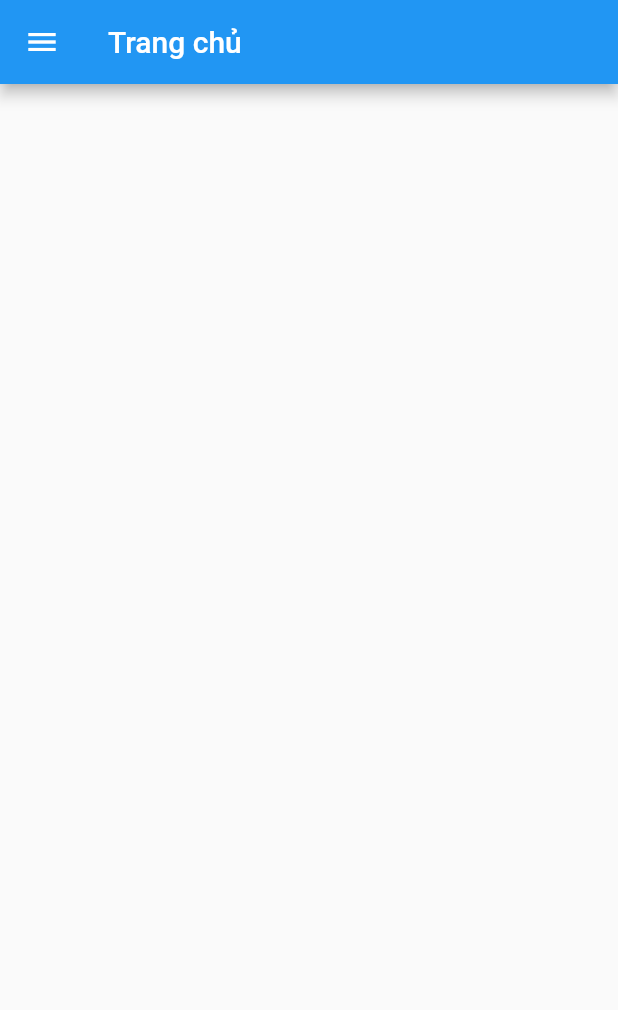
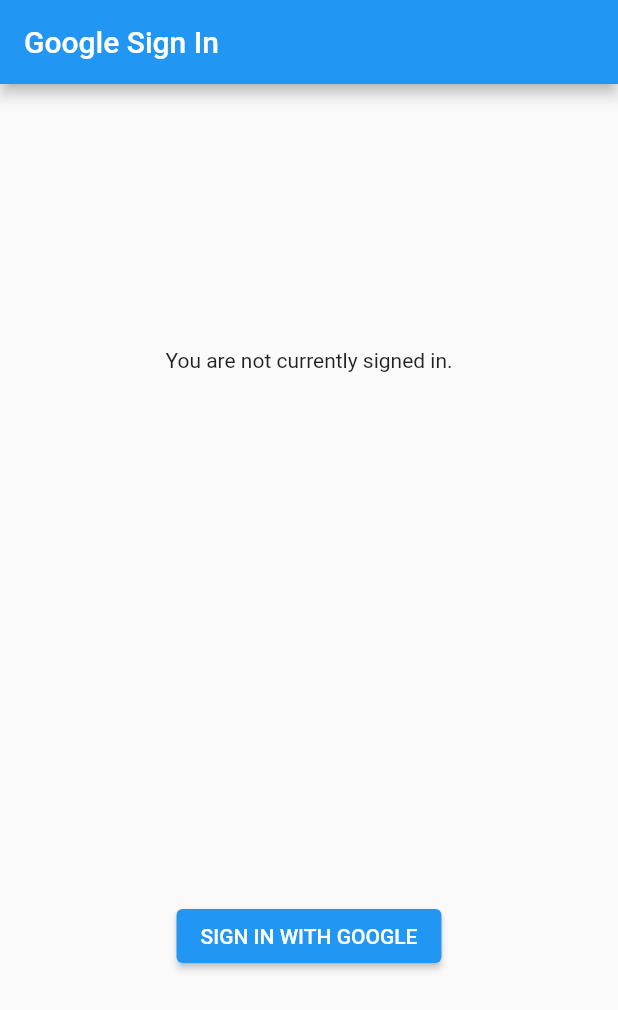
Before and after one commit to DucHienIT/ECardLearn, a Flutter app: the screen it shows after launch, on a phone screen of 412 x 824 dp. Shown: the top 1010 px of the screen. Run offline on Flutter 3.47's test engine with Material 2 defaults, Android fonts, the light colour scheme and no system bars; our stand-ins replace google_sign_in; missing offline and left inert: flash_card.

Commit message:
update page login

```diff
--- a/e_learn_flashcard/lib/main.dart
+++ b/e_learn_flashcard/lib/main.dart
@@ -1,4 +1,4 @@
-import 'package:e_learn_flashcard/pages/PageMenu.dart';
+import 'package:e_learn_flashcard/pages/PageLogin.dart';
 import 'package:flutter/material.dart';
 
 void main() => runApp(MyApp());
@@ -8,7 +8,7 @@
   Widget build(BuildContext context) {
     return MaterialApp(
       title: 'Flashcards App',
-      home: PageMenu(),
+      home: GoogleSignInPage(),
     );
   }
 }
--- /dev/null
+++ b/e_learn_flashcard/lib/pages/PageLogin.dart
@@ -0,0 +1,209 @@
+import 'dart:async';
+import 'dart:convert' show json;
+import 'package:e_learn_flashcard/pages/PageMenu.dart';
+import 'package:flutter/foundation.dart';
+import 'package:flutter/material.dart';
+import 'package:google_sign_in/google_sign_in.dart';
+import 'package:http/http.dart' as http;
+
+class GoogleSignInPage extends StatefulWidget {
+  @override
+  _GoogleSignInPageState createState() => _GoogleSignInPageState();
+}
+
+class _GoogleSignInPageState extends State<GoogleSignInPage> {
+  GoogleSignInAccount? _currentUser;
+  bool _isAuthorized = false;
+  String _contactText = '';
+
+  final GoogleSignIn _googleSignIn = GoogleSignIn(
+    scopes: <String>[
+      'email',
+      '1019918431964-4tppd4gpknopc34gb4q3ijmohc11qmop.apps.googleusercontent.com',
+    ],
+  );
+
+  @override
+  void initState() {
+    super.initState();
+
+    _googleSignIn.onCurrentUserChanged.listen((GoogleSignInAccount? account) async {
+      bool isAuthorized = account != null;
+      if (kIsWeb && account != null) {
+        isAuthorized = await _googleSignIn.canAccessScopes(
+          <String>[
+            'email',
+            '1019918431964-4tppd4gpknopc34gb4q3ijmohc11qmop.apps.googleusercontent.com',
+          ],
+        );
+      }
+
+      setState(() {
+        _currentUser = account;
+        _isAuthorized = isAuthorized;
+      });
+
+      if (isAuthorized) {
+        unawaited(_handleGetContact(account!));
+      }
+    });
+
+    _googleSignIn.signInSilently();
+  }
+
+  Future<void> _handleGetContact(GoogleSignInAccount user) async {
+    setState(() {
+      _contactText = 'Loading contact info...';
+    });
+
+    final http.Response response = await http.get(
+      Uri.parse('https://people.googleapis.com/v1/people/me/connections'
+          '?requestMask.includeField=person.names'),
+      headers: await user.authHeaders,
+    );
+
+    if (response.statusCode != 200) {
+      setState(() {
+        _contactText = 'People API gave a ${response.statusCode} '
+            'response. Check logs for details.';
+      });
+
+      print('People API ${response.statusCode} response: ${response.body}');
+      return;
+    }
+
+    final Map<String, dynamic> data = json.decode(response.body) as Map<String, dynamic>;
+    final String? namedContact = _pickFirstNamedContact(data);
+
+    setState(() {
+      if (namedContact != null) {
+        _contactText = 'I see you know $namedContact!';
+      } else {
+        _contactText = 'No contacts to display.';
+      }
+    });
+  }
+
+  String? _pickFirstNamedContact(Map<String, dynamic> data) {
+    final List<dynamic>? connections = data['connections'] as List<dynamic>?;
+    final Map<String, dynamic>? contact = connections?.firstWhere(
+          (dynamic contact) => (contact as Map<Object?, dynamic>)['names'] != null,
+      orElse: () => null,
+    ) as Map<String, dynamic>?;
+
+    if (contact != null) {
+      final List<dynamic> names = contact['names'] as List<dynamic>;
+      final Map<String, dynamic>? name = names.firstWhere(
+            (dynamic name) =>
+        (name as Map<Object?, dynamic>)['displayName'] != null,
+        orElse: () => null,
+      ) as Map<String, dynamic>?;
+
+      if (name != null) {
+        return name['displayName'] as String?;
+      }
+    }
+
+    return null;
+  }
+  Future<void> _handleSignIn() async {
+    try {
+      await _googleSignIn.signIn();
+    } catch (error) {
+      print(error);
+    }
+
+    // Sau đó chuyển hướng đến trang menu, cho dù đăng nhập thành công hoặc thất bại.
+    Navigator.push(
+      context,
+      MaterialPageRoute(
+        builder: (context) => PageMenu(),
+      ),
+    );
+  }
+
+
+
+  Future<void> _handleAuthorizeScopes() async {
+    final bool isAuthorized = await _googleSignIn.requestScopes(
+      <String>[
+        'email',
+        '1019918431964-4tppd4gpknopc34gb4q3ijmohc11qmop.apps.googleusercontent.com',
+      ],
+    );
+
+    setState(() {
+      _isAuthorized = isAuthorized;
+    });
+
+    if (isAuthorized) {
+      unawaited(_handleGetContact(_currentUser!));
+    }
+  }
+
+  Future<void> _handleSignOut() => _googleSignIn.disconnect();
+
+  Widget _buildBody() {
+    final GoogleSignInAccount? user = _currentUser;
+
+    if (user != null) {
+      return Column(
+        mainAxisAlignment: MainAxisAlignment.spaceAround,
+        children: <Widget>[
+          ListTile(
+            leading: GoogleUserCircleAvatar(
+              identity: user,
+            ),
+            title: Text(user.displayName ?? ''),
+            subtitle: Text(user.email),
+          ),
+          const Text('Signed in successfully.'),
+          if (_isAuthorized) ...<Widget>[
+            Text(_contactText),
+            ElevatedButton(
+              child: const Text('REFRESH'),
+              onPressed: () => _handleGetContact(user),
+            ),
+          ],
+          if (!_isAuthorized) ...<Widget>[
+            const Text('Additional permissions needed to read your contacts.'),
+            ElevatedButton(
+              onPressed: _handleAuthorizeScopes,
+              child: const Text('REQUEST PERMISSIONS'),
+            ),
+          ],
+          ElevatedButton(
+            onPressed: _handleSignOut,
+            child: const Text('SIGN OUT'),
+          ),
+        ],
+      );
+    } else {
+      return Column(
+        mainAxisAlignment: MainAxisAlignment.spaceAround,
+        children: <Widget>[
+          const Text('You are not currently signed in.'),
+          ElevatedButton(
+            onPressed: _handleSignIn,
+            child: const Text('SIGN IN WITH GOOGLE'),
+          ),
+        ],
+      );
+    }
+  }
+
+  @override
+  Widget build(BuildContext context) {
+    return Scaffold(
+      appBar: AppBar(
+        title: const Text('Google Sign In'),
+      ),
+      body: ConstrainedBox(
+        constraints: const BoxConstraints.expand(),
+        child: _buildBody(),
+      ),
+    );
+  }
+}
+
+void unawaited(Future<void> future) {}
--- a/e_learn_flashcard/pubspec.yaml
+++ b/e_learn_flashcard/pubspec.yaml
@@ -31,7 +31,7 @@
   flutter:
     sdk: flutter
   http: ^0.13.3
-  google_sign_in: ^5.2.2
+  google_sign_in: ^6.1.5
   provider: 6.0.5
   mvc_pattern: 8.12.0
   # The following adds the Cupertino Icons font to your application.
@@ -41,6 +41,7 @@
   flutter_svg: ^0.22.0
   flutter_staggered_grid_view: ^0.4.0
   flutter_screenutil: ^5.0.0
+  sign_in_button: ^3.2.0
 
 dev_dependencies:
   flutter_test:
```
Also changed, not shown: e_learn_flashcard/pubspec.lock, 1 other file.
